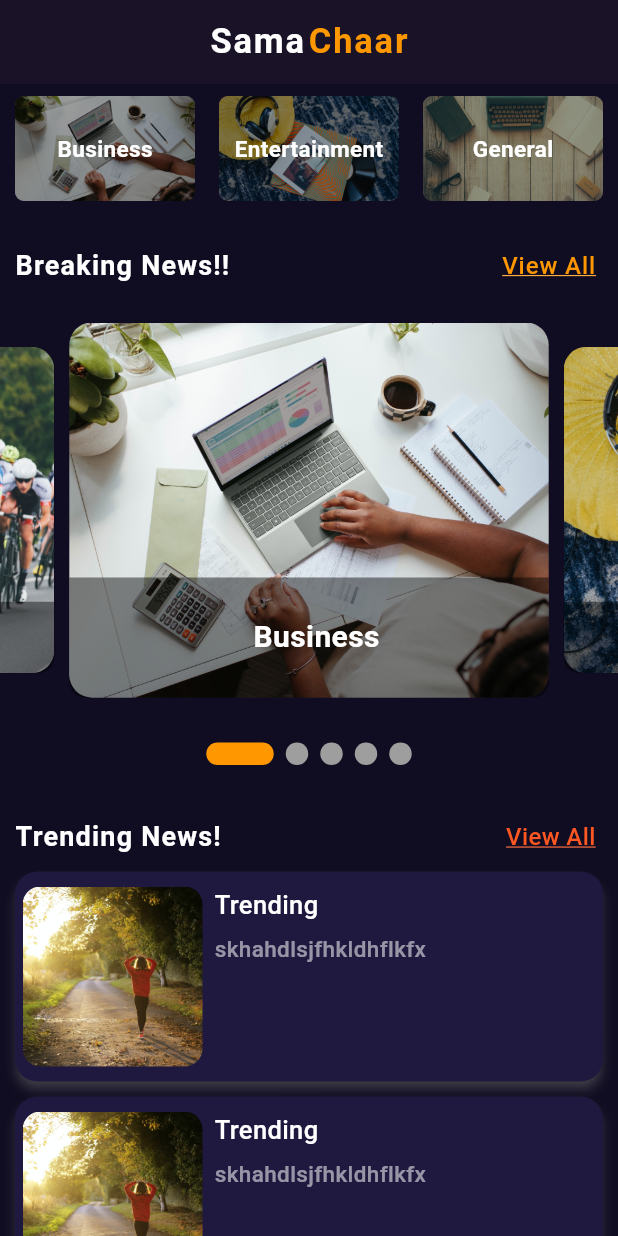
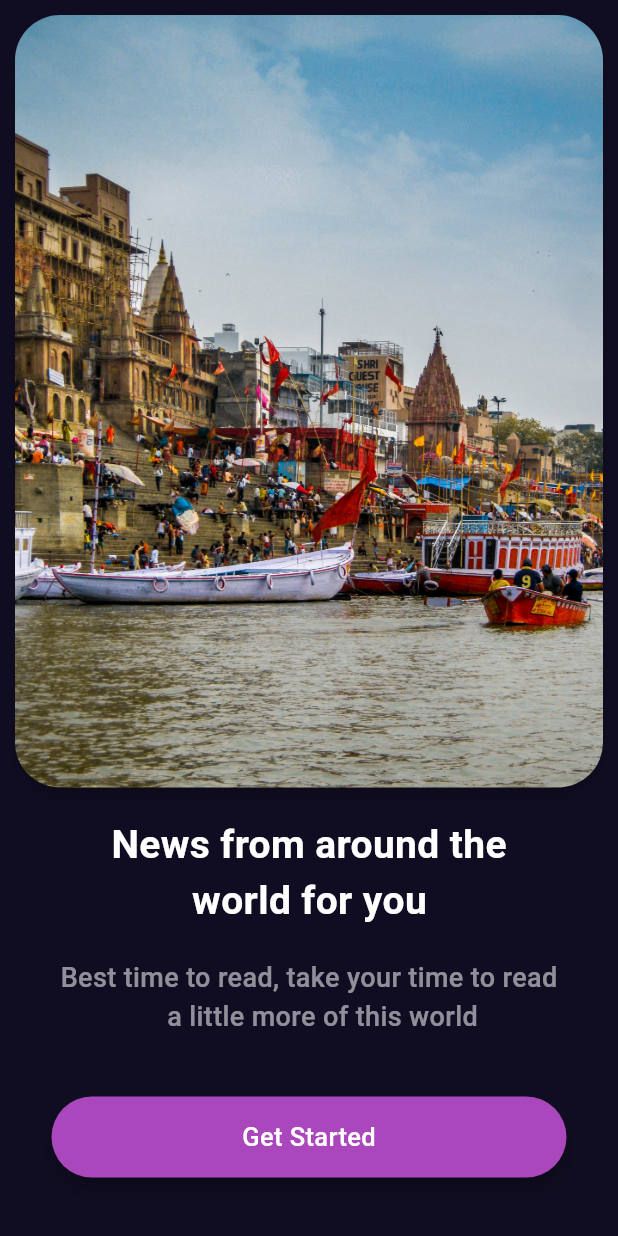
Before and after one commit to stp2003/Samachaar, a Flutter app: the screen it shows after launch, on a phone screen of 412 x 824 dp. Run offline on Flutter 3.47's test engine with Material 3 defaults, Android fonts, the phone set to English and light mode, and no system bars; drawn by our look-alikes of carousel_slider, smooth_page_indicator.

Commit message:
landing screen made

```diff
--- a/lib/main.dart
+++ b/lib/main.dart
@@ -1,5 +1,5 @@
 import 'package:flutter/material.dart';
-import 'package:samachaar/screens/home_screen.dart';
+import 'package:samachaar/screens/landing_screen.dart';
 
 import 'constant/colors.dart';
 
@@ -19,7 +19,7 @@
         scaffoldBackgroundColor: bgColor,
         appBarTheme: const AppBarTheme(color: appBarColor),
       ),
-      home: const HomeScreen(),
+      home: const LandingScreen(),
     );
   }
 }
--- /dev/null
+++ b/lib/screens/landing_screen.dart
@@ -0,0 +1,92 @@
+import 'package:flutter/material.dart';
+import 'package:samachaar/screens/home_screen.dart';
+
+class LandingScreen extends StatefulWidget {
+  const LandingScreen({super.key});
+
+  @override
+  State<LandingScreen> createState() => _LandingScreenState();
+}
+
+class _LandingScreenState extends State<LandingScreen> {
+  @override
+  Widget build(BuildContext context) {
+    return SafeArea(
+      child: Scaffold(
+        body: Container(
+          margin: const EdgeInsets.symmetric(horizontal: 10.0, vertical: 10.0),
+          child: Column(
+            children: [
+              Material(
+                elevation: 3.0,
+                borderRadius: BorderRadius.circular(30),
+                child: ClipRRect(
+                  borderRadius: BorderRadius.circular(30),
+                  child: Image.asset(
+                    "assets/varanasi.jpg",
+                    width: MediaQuery.of(context).size.width,
+                    height: MediaQuery.of(context).size.height / 1.6,
+                    fit: BoxFit.cover,
+                  ),
+                ),
+              ),
+              const SizedBox(height: 20.0),
+              const Text(
+                "News from around the\n        world for you",
+                style: TextStyle(
+                  color: Colors.white,
+                  fontSize: 26.0,
+                  fontWeight: FontWeight.bold,
+                ),
+              ),
+              const SizedBox(height: 20.0),
+              const Text(
+                "Best time to read, take your time to read\n               a little more of this world",
+                style: TextStyle(
+                  color: Colors.white54,
+                  fontSize: 18.0,
+                  fontWeight: FontWeight.w500,
+                ),
+              ),
+              const SizedBox(height: 40.0),
+              GestureDetector(
+                onTap: () {
+                  Navigator.pushReplacement(
+                    context,
+                    MaterialPageRoute(
+                      builder: (context) => const HomeScreen(),
+                    ),
+                  );
+                },
+                child: SizedBox(
+                  width: MediaQuery.of(context).size.width / 1.2,
+                  child: Material(
+                    borderRadius: BorderRadius.circular(30),
+                    elevation: 5.0,
+                    child: Container(
+                      padding: const EdgeInsets.symmetric(vertical: 15.0),
+                      decoration: BoxDecoration(
+                        color: Colors.purple[400],
+                        borderRadius: BorderRadius.circular(30),
+                      ),
+                      child: const Center(
+                        child: Text(
+                          "Get Started",
+                          style: TextStyle(
+                            color: Colors.white,
+                            fontSize: 17.0,
+                            fontWeight: FontWeight.w500,
+                          ),
+                        ),
+                      ),
+                    ),
+                  ),
+                ),
+              ),
+            ],
+          ),
+        ),
+      ),
+    );
+  }
+}
```
Also changed, not shown: assets/varanasi.jpg (added).
